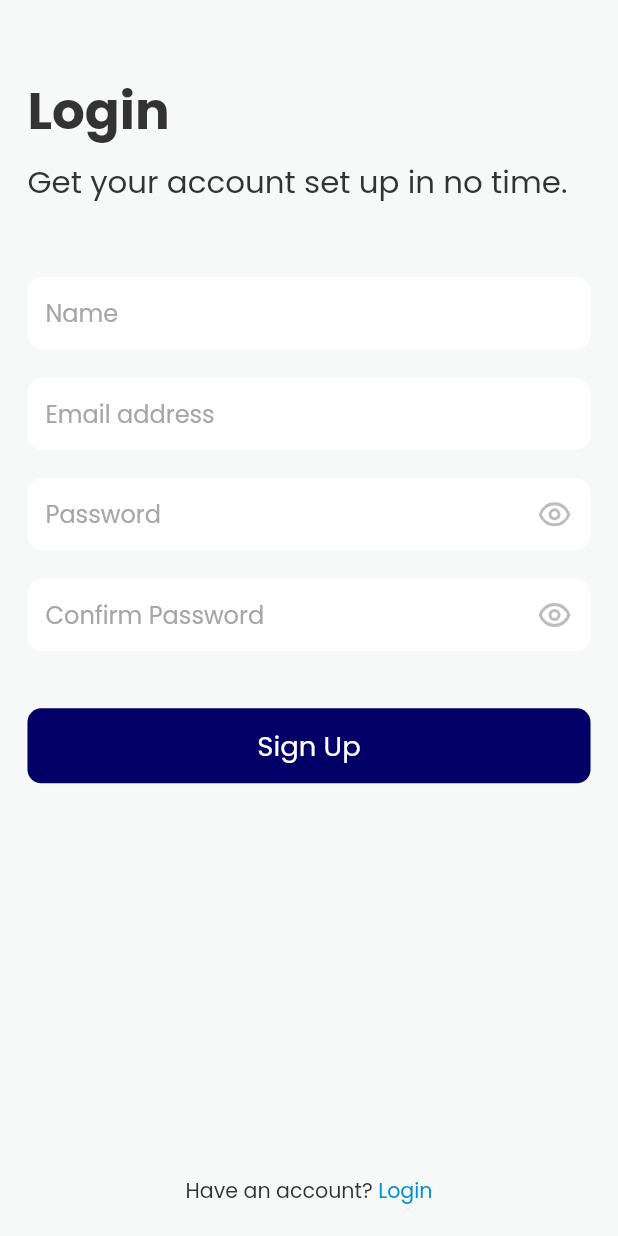
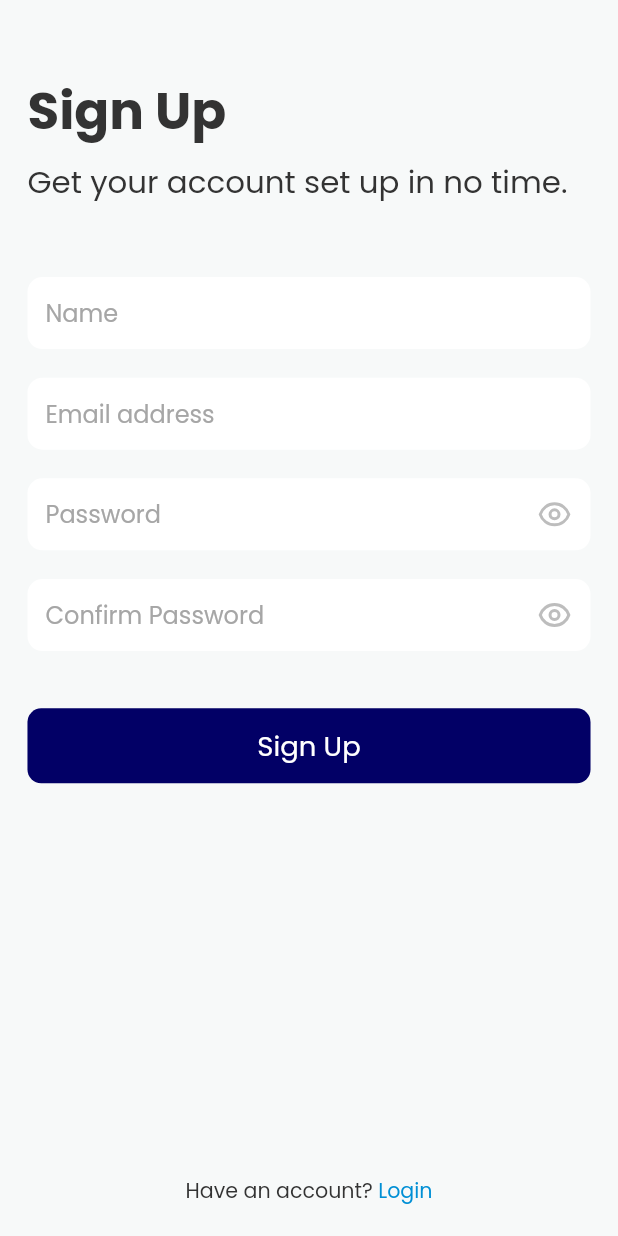
Before and after one commit to hngx-org/product-manager-ai-app, a Flutter app: the SignUpScreen screen opened directly, on a phone screen of 412 x 824 dp. Run offline on Flutter 3.47's test engine with Material 2 defaults, Android fonts, the phone set to English and light mode, and no system bars; drawn by our look-alikes of oktoast; our stand-ins replace flip_card, flutter_hooks, flutter_screenutil, flutter_svg, get_it, hidden_drawer_menu and 5 more; missing offline and left inert: hng_authentication, hngx_openai, in_app_payment; accounts and stored records are empty.

```diff
--- a/lib/src/features/authentication/screens/signup_screen.dart
+++ b/lib/src/features/authentication/screens/signup_screen.dart
@@ -37,7 +37,7 @@ class SignUpScreen extends HookConsumerWidget {
                           crossAxisAlignment: CrossAxisAlignment.start,
                           children: [
                             Text(
-                              'Login',
+                              'Sign Up',
                               textAlign: TextAlign.start,
                               style: Theme.of(context)
                                   .textTheme
--- a/lib/src/features/home/home_screen.dart
+++ b/lib/src/features/home/home_screen.dart
@@ -121,7 +121,7 @@ class HomeScreen extends HookConsumerWidget {
                           ),
                           TextSpan(
                             text:
-                                ', get started with by using some of our product management prompts.',
+                                ', get started with ProdWhiz by using some of our product management prompts.',
                             style: Theme.of(context)
                                 .textTheme
                                 .titleMedium!
```
